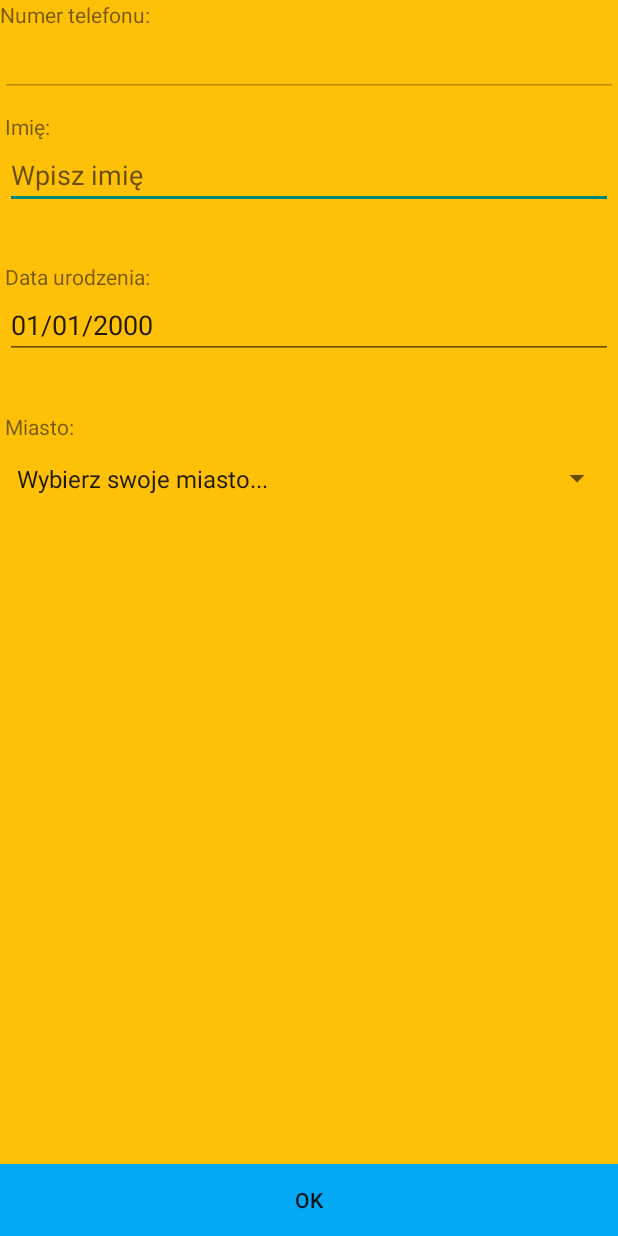
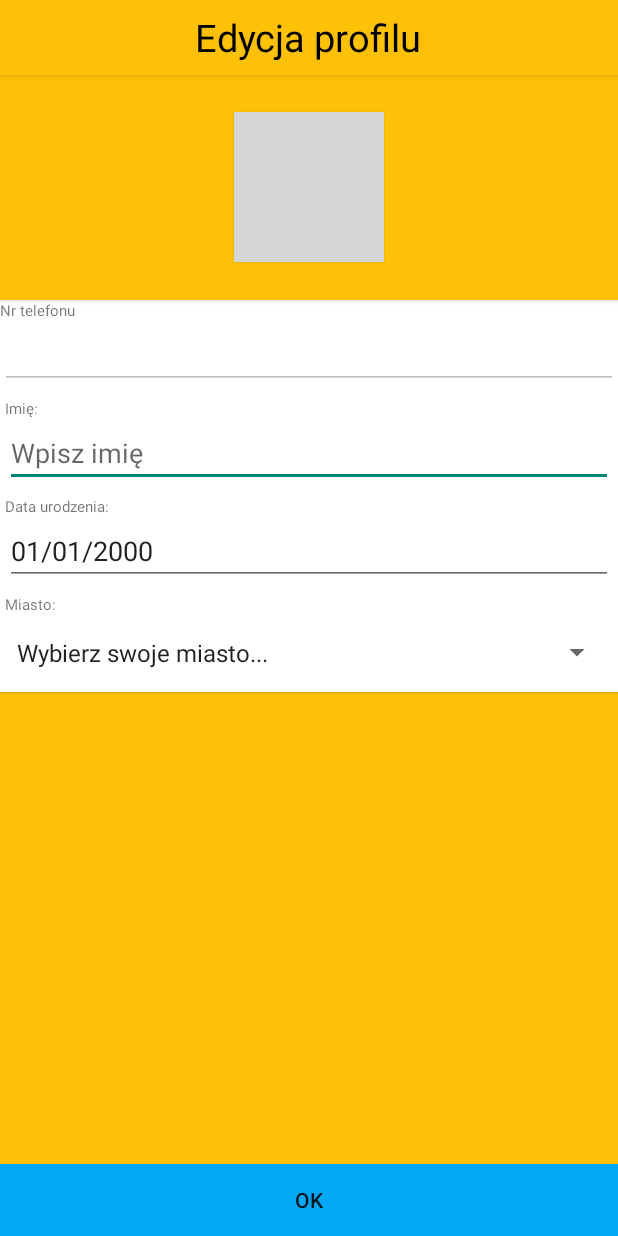
Before and after one commit to magnus2005/GymBuddies, an Android app: the Profil screen opened directly, with no data from a screen before it, on a phone screen of 412 x 824 dp. Run offline under Robolectric (Android 15) with nearby library versions, the phone set to English and light mode, and no system bars; 5 statements that could not run were skipped; grey boxes are pictures that could not be loaded.

Commit message:
images avatar

```diff
--- a/app/src/main/AndroidManifest.xml
+++ b/app/src/main/AndroidManifest.xml
@@ -11,6 +11,7 @@
     <uses-permission android:name="android.permission.READ_PROFILE" />
     <uses-permission android:name="android.permission.READ_CONTACTS" />
     <uses-permission android:name="android.permission.INTERNET" />
+
     <uses-permission android:name="android.permission.WRITE_EXTERNAL_STORAGE" />
     <uses-permission android:name="android.permission.READ_PHONE_STATE" />
     <uses-permission android:name="android.permission.READ_EXTERNAL_STORAGE" />
--- a/app/src/main/java/com/mmc/mateusz/gymbuddies/utils/ManagerServerConnection.java
+++ b/app/src/main/java/com/mmc/mateusz/gymbuddies/utils/ManagerServerConnection.java
@@ -38,7 +38,7 @@ public class ManagerServerConnection {
         try{
             if(active==true){
                 socket=new Socket();
-                socket.connect(new InetSocketAddress("10.0.0.79", 8882), timeOut);
+                socket.connect(new InetSocketAddress("192.168.42.228", 8882), timeOut);
             }else{
                 socket.close();
             }
--- a/app/src/main/res/layout/content_profil.xml
+++ b/app/src/main/res/layout/content_profil.xml
@@ -12,32 +12,78 @@
 
     android:background="@color/colorPrimary">
 
-    <EditText
+    <LinearLayout
+        android:orientation="horizontal"
         android:layout_width="match_parent"
-        android:layout_height="wrap_content"
-        android:inputType="phone"
-        android:ems="10"
-        android:id="@+id/etPhoneNumberProfil"
-        android:editable="false"
-        android:layout_below="@+id/textView10"
+        android:layout_height="150dp"
+        android:elevation="2dp"
+        android:gravity="center"
+        android:background="@color/colorPrimary"
+        android:id="@+id/linearLayout10"
+        android:padding="0dp"
+        android:layout_below="@+id/linearLayout"
         android:layout_alignParentLeft="true"
-        android:layout_alignParentStart="true"
-        android:enabled="false" />
+        android:layout_alignParentStart="true">
+
+        <ImageView
+            android:layout_width="100dp"
+            android:layout_height="100dp"
+            android:id="@+id/iv_my_avatar"
+            android:background="@drawable/ic_portrait_24dp"
+            android:layout_alignParentTop="true"
+            android:layout_centerHorizontal="true"
+            android:elevation="1dp"
+            android:scaleType="centerCrop" />
+    </LinearLayout>
 
     <LinearLayout
         android:orientation="vertical"
         android:layout_width="match_parent"
         android:layout_height="wrap_content"
-        android:id="@+id/linearLayout"
-        android:layout_below="@+id/etPhoneNumberProfil"
+        android:id="@+id/linearLayout5"
+        android:elevation="1dp"
+        android:background="#8e2727"
+        android:layout_below="@+id/linearLayout10"
         android:layout_alignParentLeft="true"
-        android:layout_alignParentStart="true">
+        android:layout_alignParentStart="true"
+        android:padding="0dp">
 
 
         <LinearLayout
             android:orientation="vertical"
             android:layout_width="match_parent"
-            android:layout_height="100dp">
+            android:layout_height="65dp"
+            android:background="#fff">
+
+            <TextView
+                android:layout_width="match_parent"
+                android:layout_height="wrap_content"
+                android:textAppearance="?android:attr/textAppearanceSmall"
+                android:text="Nr telefonu"
+                android:id="@+id/textView6"
+                android:layout_below="@+id/relativeLayout"
+                android:layout_alignLeft="@+id/textView3"
+                android:layout_alignStart="@+id/textView3"
+                android:textSize="10dp" />
+
+            <EditText
+                android:layout_width="match_parent"
+                android:layout_height="wrap_content"
+                android:inputType="phone"
+                android:ems="10"
+                android:id="@+id/etPhoneNumberProfil"
+                android:editable="false"
+                android:layout_below="@+id/textView10"
+                android:layout_alignParentLeft="true"
+                android:layout_alignParentStart="true"
+                android:enabled="false" />
+        </LinearLayout>
+
+        <LinearLayout
+            android:orientation="vertical"
+            android:layout_width="match_parent"
+            android:layout_height="65dp"
+            android:background="#fff">
 
             <TextView
                 android:layout_width="match_parent"
@@ -49,7 +95,7 @@
                 android:layout_alignLeft="@+id/textView3"
                 android:layout_alignStart="@+id/textView3"
                 android:layout_marginLeft="3dp"
-                android:layout_marginTop="10dp" />
+                android:textSize="10dp" />
 
             <EditText
                 android:layout_width="match_parent"
@@ -62,7 +108,6 @@
                 android:layout_below="@+id/textView2"
                 android:layout_alignParentLeft="true"
                 android:layout_alignParentStart="true"
-                android:layout_marginBottom="10dp"
                 android:layout_marginLeft="3dp"
                 android:layout_marginRight="3dp" />
         </LinearLayout>
@@ -70,7 +115,8 @@
         <LinearLayout
             android:orientation="vertical"
             android:layout_width="match_parent"
-            android:layout_height="100dp">
+            android:layout_height="65dp"
+            android:background="#fff">
 
             <TextView
                 android:layout_width="match_parent"
@@ -82,7 +128,7 @@
                 android:layout_alignParentLeft="true"
                 android:layout_alignParentStart="true"
                 android:layout_marginLeft="3dp"
-                android:layout_marginTop="10dp" />
+                android:textSize="10dp" />
 
             <EditText
                 android:layout_width="match_parent"
@@ -90,12 +136,11 @@
                 android:inputType="date"
                 android:ems="10"
                 android:id="@+id/etDate"
-                android:text="01/01/1990"
+                android:text="01/01/2000"
                 android:focusableInTouchMode="false"
                 android:layout_above="@+id/btnOK"
                 android:layout_alignParentRight="true"
                 android:layout_alignParentEnd="true"
-                android:layout_marginBottom="10dp"
                 android:layout_marginLeft="3dp"
                 android:layout_marginRight="3dp" />
         </LinearLayout>
@@ -103,8 +148,9 @@
         <LinearLayout
             android:orientation="vertical"
             android:layout_width="match_parent"
-            android:layout_height="100dp"
-            android:layout_gravity="center_horizontal">
+            android:layout_height="65dp"
+            android:layout_gravity="center_horizontal"
+            android:background="#fff">
 
             <TextView
                 android:layout_width="wrap_content"
@@ -116,7 +162,7 @@
                 android:layout_alignParentLeft="true"
                 android:layout_alignParentStart="true"
                 android:layout_marginLeft="3dp"
-                android:layout_marginTop="10dp" />
+                android:textSize="10dp" />
 
             <Spinner
                 android:id="@+id/spinerMiasta"
@@ -126,7 +172,6 @@
                 android:layout_alignParentLeft="true"
                 android:layout_alignParentStart="true"
                 android:spinnerMode="dialog"
-                android:layout_marginBottom="10dp"
                 android:layout_marginLeft="3dp"
                 android:layout_marginRight="3dp" />
 
@@ -142,17 +187,29 @@
         android:layout_weight="0"
         android:background="@color/colorAccent"
 
+        android:elevation="0dp"
         android:layout_alignParentBottom="true"
         android:layout_alignParentLeft="true"
         android:layout_alignParentStart="true" />
 
-    <TextView
-        android:layout_width="wrap_content"
-        android:layout_height="wrap_content"
-        android:textAppearance="?android:attr/textAppearanceSmall"
-        android:text="Numer telefonu:"
-        android:id="@+id/textView10"
-        android:layout_alignParentLeft="true"
-        android:layout_alignParentStart="true" />
+    <LinearLayout
+        android:orientation="horizontal"
+        android:layout_width="match_parent"
+        android:layout_height="50dp"
+        android:id="@+id/linearLayout"
+        android:elevation="3dp"
+        android:background="@color/colorPrimary"
+        android:gravity="center">
+
+        <TextView
+            android:layout_width="wrap_content"
+            android:layout_height="wrap_content"
+            android:textAppearance="?android:attr/textAppearanceMedium"
+            android:text="Edycja profilu"
+            android:id="@+id/textView12"
+            android:layout_gravity="center"
+            android:textColor="#000"
+            android:textSize="25dp" />
+    </LinearLayout>
 
 </RelativeLayout>
```
Also changed, not shown: app/src/main/java/com/mmc/mateusz/gymbuddies/MainActivity.java (+7 -0 lines), app/src/main/java/com/mmc/mateusz/gymbuddies/MyProfil.java (+19 -0 lines), app/src/main/java/com/mmc/mateusz/gymbuddies/Profil.java (+102 -2 lines), app/src/main/res/layout/my_profil.xml (+27 -27 lines), 1 other file.
